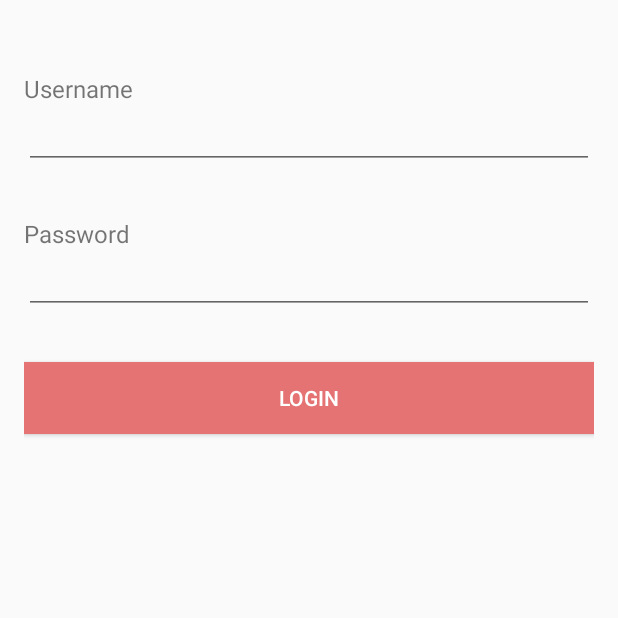
After one commit to fit360/fit360, an Android app: the fragment LoginDetailFragment placed in its activity, on a phone screen of 412 x 824 dp, the top half of it. The commit adds this screen. Run offline under Robolectric (Android 15) with nearby library versions, the phone set to English and light mode, and no system bars; our stand-ins replace ButterKnife; libraries missing offline, so code that uses them is left out: android.support.percent; plain views replace PercentRelativeLayout.

Commit message:
Added login flow

```diff
--- a/app/src/main/java/com/app/spott/activities/LoginActivity.java
+++ b/app/src/main/java/com/app/spott/activities/LoginActivity.java
@@ -1,28 +1,22 @@
 package com.app.spott.activities;
 
-import android.net.Uri;
 import android.os.Bundle;
+import android.support.v4.app.FragmentTransaction;
 import android.support.v7.app.AppCompatActivity;
-import android.widget.VideoView;
+import android.widget.FrameLayout;
 
 import com.app.spott.R;
 import com.app.spott.SpottApplication;
+import com.app.spott.fragments.LoginDetailFragment;
+import com.app.spott.fragments.LoginVideoFragment;
 
 import butterknife.Bind;
 import butterknife.ButterKnife;
 
-public class LoginActivity extends AppCompatActivity {
-//    @Bind(R.id.etUserName)
-//    EditText etUserName;
-//    @Bind(R.id.etPwd)
-//    EditText etPwd;
-//    @Bind(R.id.btnLogin)
-//    Button btnLogin;
-//    @Bind(R.id.btnSignUp)
-//    Button btnSignUp;
+public class LoginActivity extends AppCompatActivity implements LoginVideoFragment.OnFragmentInteractionListener, LoginDetailFragment.OnFragmentInteractionListener {
 
-    @Bind(R.id.vvLoginVideo)
-    VideoView vvLoginVideo;
+    @Bind(R.id.fragmentPlaceholder)
+    FrameLayout fragmentPlaceHolder;
 
     private SpottApplication app;
 
@@ -31,36 +25,27 @@ public class LoginActivity extends AppCompatActivity {
         super.onCreate(savedInstanceState);
         setContentView(R.layout.activity_login);
         ButterKnife.bind(this);
-        vvLoginVideo.setVideoURI(Uri.parse("android.resource://" + getPackageName() + "/" + R.raw.loginvid));
-        vvLoginVideo.setMediaController(null);
-        vvLoginVideo.requestFocus();
-        vvLoginVideo.start();
-
-//        btnSignUp.setOnClickListener(new View.OnClickListener() {
-//            @Override
-//            public void onClick(View v) {
-//                setupNewUser();
-//                Intent i = new Intent(LoginActivity.this, CommunityFeedActivity.class);
-//                startActivity(i);
-//            }
-//        });
+        startLoginVideoScreen();
     }
 
-//    private User setupNewUser() {
-//        User user = new User();
-//        user.setFirstName(etUserName.getText().toString());
-////        user.setAge(25);
-////        user.setLastName("BAR");
-////        user.setGender(Gender.MALE);
-////        user.setOwner(ParseUser.getCurrentUser());
-//        try {
-//            user.save();
-//            app = (SpottApplication) getApplicationContext();
-//            app.setCurrentUser(user);
-//        } catch (ParseException e) {
-//            e.printStackTrace();
-//        }
-//        return user;
-//    }
+    private void startLoginVideoScreen(){
+        FragmentTransaction ft = getSupportFragmentManager().beginTransaction();
+        ft.replace(R.id.fragmentPlaceholder, new LoginVideoFragment(), "FRAGMENT_LOGIN_VIDEO");
+        ft.commit();
+    }
+
+    @Override
+    public void startLogin() {
+        FragmentTransaction ft = getSupportFragmentManager().beginTransaction();
+        ft.replace(R.id.fragmentPlaceholder, new LoginDetailFragment(), "FRAGMENT_LOGIN_DETAIL");
+        ft.addToBackStack("FRAGMENT_LOGIN_VIDEO");
+        ft.commit();
+    }
+
+    @Override
+    public void startSignup() {
+
+    }
+
 
 }
--- a/app/src/main/java/com/app/spott/adapters/PostsAdapter.java
+++ b/app/src/main/java/com/app/spott/adapters/PostsAdapter.java
@@ -44,7 +44,6 @@ public class PostsAdapter extends RecyclerView.Adapter<PostsAdapter.ViewHolder>
         Post post = mPosts.get(position);
         User user = post.getUser();
         if (user != null){
-            System.out.println(user.getProfileImageUrl());
             Glide.with(holder.context).load(user.getProfileImageUrl()).centerCrop().into(holder.ivProfilePic);
         }
         holder.tvCaption.setText(post.getBody());
--- /dev/null
+++ b/app/src/main/java/com/app/spott/fragments/LoginDetailFragment.java
@@ -0,0 +1,74 @@
+package com.app.spott.fragments;
+
+import android.content.Context;
+import android.os.Bundle;
+import android.support.v4.app.Fragment;
+import android.view.LayoutInflater;
+import android.view.View;
+import android.view.ViewGroup;
+import android.widget.Button;
+import android.widget.EditText;
+
+import com.app.spott.R;
+
+import butterknife.Bind;
+import butterknife.ButterKnife;
+
+/**
+ * Created by sshah on 3/18/16.
+ */
+public class LoginDetailFragment extends Fragment {
+
+    @Bind(R.id.etUserName)
+    EditText etUserName;
+
+    @Bind(R.id.etPassword)
+    EditText etPassword;
+
+    @Bind(R.id.btnLogin)
+    Button btnLogin;
+
+    private Context mContext;
+    private OnFragmentInteractionListener mListener;
+
+    public LoginDetailFragment() {
+        // Required empty public constructor
+    }
+
+    @Override
+    public void onCreate(Bundle savedInstanceState) {
+        super.onCreate(savedInstanceState);
+        if (getArguments() != null) {
+        }
+    }
+
+    @Override
+    public View onCreateView(LayoutInflater inflater, ViewGroup container,
+                             Bundle savedInstanceState) {
+        // Inflate the layout for this fragment
+        View view = inflater.inflate(R.layout.fragment_login_detail, container, false);
+        ButterKnife.bind(this, view);
+        return view;
+    }
+
+    @Override
+    public void onViewCreated(View view, Bundle savedInstanceState) {
+
+    }
+
+    @Override
+    public void onAttach(Context context) {
+        super.onAttach(context);
+        mContext = context;
+        mListener = (OnFragmentInteractionListener) context;
+    }
+
+    @Override
+    public void onDetach() {
+        super.onDetach();
+        mListener = null;
+    }
+
+    public interface OnFragmentInteractionListener {
+    }
+}
--- /dev/null
+++ b/app/src/main/java/com/app/spott/fragments/LoginVideoFragment.java
@@ -0,0 +1,111 @@
+package com.app.spott.fragments;
+
+import android.content.Context;
+import android.content.Intent;
+import android.media.MediaPlayer;
+import android.net.Uri;
+import android.os.Bundle;
+import android.support.v4.app.Fragment;
+import android.view.LayoutInflater;
+import android.view.View;
+import android.view.ViewGroup;
+import android.widget.Button;
+import android.widget.VideoView;
+
+import com.app.spott.R;
+import com.app.spott.activities.CommunityFeedActivity;
+
+import butterknife.Bind;
+import butterknife.ButterKnife;
+
+public class LoginVideoFragment extends Fragment {
+
+    @Bind(R.id.vvLoginVideo)
+    VideoView vvLoginVideo;
+
+    @Bind(R.id.btnLogin)
+    Button btnLogin;
+
+    @Bind(R.id.btnSignup)
+    Button btnSignup;
+
+    private Context mContext;
+    private OnFragmentInteractionListener mListener;
+
+    public LoginVideoFragment() {
+        // Required empty public constructor
+    }
+
+    // TODO: Rename and change types and number of parameters
+    public static LoginVideoFragment newInstance(String param1, String param2) {
+        LoginVideoFragment fragment = new LoginVideoFragment();
+        Bundle args = new Bundle();
+        fragment.setArguments(args);
+        return fragment;
+    }
+
+    @Override
+    public void onCreate(Bundle savedInstanceState) {
+        super.onCreate(savedInstanceState);
+        if (getArguments() != null) {
+        }
+    }
+
+    @Override
+    public View onCreateView(LayoutInflater inflater, ViewGroup container,
+                             Bundle savedInstanceState) {
+        // Inflate the layout for this fragment
+        View view = inflater.inflate(R.layout.fragment_login_video, container, false);
+        ButterKnife.bind(this, view);
+        return view;
+    }
+
+    @Override
+    public void onViewCreated(View view, Bundle savedInstanceState) {
+        vvLoginVideo.setVideoURI(Uri.parse("android.resource://" + mContext.getPackageName() + "/" + R.raw.loginvid));
+        vvLoginVideo.setMediaController(null);
+        vvLoginVideo.requestFocus();
+        vvLoginVideo.setOnPreparedListener(new MediaPlayer.OnPreparedListener() {
+            @Override
+            public void onPrepared(MediaPlayer mp) {
+                mp.setLooping(true);
+            }
+        });
+        vvLoginVideo.start();
+
+        btnLogin.setOnClickListener(new View.OnClickListener() {
+            @Override
+            public void onClick(View v) {
+                //mListener.startLogin();
+                Intent intent = new Intent(mContext, CommunityFeedActivity.class);
+                mContext.startActivity(intent);
+            }
+        });
+
+        btnSignup.setOnClickListener(new View.OnClickListener() {
+            @Override
+            public void onClick(View v) {
+
+            }
+        });
+    }
+
+    @Override
+    public void onAttach(Context context) {
+        super.onAttach(context);
+        mContext = context;
+        mListener = (OnFragmentInteractionListener) context;
+    }
+
+        @Override
+    public void onDetach() {
+        super.onDetach();
+        mListener = null;
+    }
+
+    public interface OnFragmentInteractionListener {
+        void startLogin();
+
+        void startSignup();
+    }
+}
--- a/app/src/main/res/layout/content_login.xml
+++ b/app/src/main/res/layout/content_login.xml
@@ -8,81 +8,9 @@
     tools:context="com.app.spott.activities.LoginActivity"
     tools:showIn="@layout/activity_login">
 
-    <VideoView
-        android:id="@+id/vvLoginVideo"
+    <FrameLayout
+        android:id="@+id/fragmentPlaceholder"
         android:layout_width="match_parent"
-        android:layout_height="match_parent"
-        android:layout_alignParentTop="true"
-        android:layout_alignParentBottom="true"/>
-
-    <Button
-        android:layout_width="0dp"
-        app:layout_widthPercent="50%"
-        android:layout_height="wrap_content"
-        android:layout_alignParentBottom="true"
-        android:layout_alignParentLeft="true"
-        android:text="Login"
-        android:textColor="@android:color/white"
-        android:background="@color/colorPrimary"/>
-
-    <Button
-        android:layout_width="0dp"
-        app:layout_widthPercent="50%"
-        android:layout_height="wrap_content"
-        android:layout_alignParentBottom="true"
-        android:layout_alignParentRight="true"
-        android:text="Sign up"
-        android:textColor="@android:color/white"
-        android:background="@color/colorPrimary"/>
-    <!--<TextView-->
-        <!--android:layout_width="wrap_content"-->
-        <!--android:layout_height="wrap_content"-->
-        <!--android:text="Username"-->
-        <!--android:layout_above="@+id/etPwd"-->
-        <!--android:layout_alignParentLeft="true"-->
-        <!--android:layout_alignParentStart="true"-->
-        <!--android:layout_marginLeft="35dp"-->
-        <!--android:layout_marginStart="35dp"-->
-        <!--android:id="@+id/textView" />-->
-    <!--<TextView-->
-        <!--android:layout_width="wrap_content"-->
-        <!--android:layout_height="wrap_content"-->
-        <!--android:text="Password"-->
-        <!--android:layout_alignBottom="@+id/etPwd"-->
-        <!--android:layout_alignRight="@+id/textView"-->
-        <!--android:layout_alignEnd="@+id/textView" />-->
-    <!--<EditText-->
-        <!--android:layout_width="wrap_content"-->
-        <!--android:layout_height="wrap_content"-->
-        <!--android:id="@+id/etUserName"-->
-        <!--android:layout_marginTop="77dp"-->
-        <!--android:layout_alignParentTop="true"-->
-        <!--android:layout_centerHorizontal="true" />-->
-
-    <!--<EditText-->
-        <!--android:layout_width="wrap_content"-->
-        <!--android:layout_height="wrap_content"-->
-        <!--android:id="@+id/etPwd"-->
-        <!--android:layout_below="@+id/etUserName"-->
-        <!--android:layout_alignLeft="@+id/etUserName"-->
-        <!--android:layout_alignStart="@+id/etUserName"-->
-        <!--android:layout_marginTop="48dp" />-->
-
-    <!--<Button-->
-        <!--android:layout_width="wrap_content"-->
-        <!--android:layout_height="wrap_content"-->
-        <!--android:text="Login"-->
-        <!--android:id="@+id/btnLogin"-->
-        <!--android:layout_centerVertical="true"-->
-        <!--android:layout_alignLeft="@+id/textView"-->
-        <!--android:layout_alignStart="@+id/textView" />-->
-
-    <!--<Button-->
-        <!--android:layout_width="wrap_content"-->
-        <!--android:layout_height="wrap_content"-->
-        <!--android:text="SignUp"-->
-        <!--android:id="@+id/btnSignUp"-->
-        <!--android:layout_alignTop="@+id/btnLogin"-->
-        <!--android:layout_toRightOf="@+id/etPwd"-->
-        <!--android:layout_toEndOf="@+id/etPwd" />-->
+        android:layout_height="match_parent">
+    </FrameLayout>
 </android.support.percent.PercentRelativeLayout>
--- /dev/null
+++ b/app/src/main/res/layout/fragment_login_detail.xml
@@ -0,0 +1,49 @@
+<?xml version="1.0" encoding="utf-8"?>
+<LinearLayout xmlns:android="http://schemas.android.com/apk/res/android"
+    xmlns:app="http://schemas.android.com/apk/res-auto"
+    xmlns:tools="http://schemas.android.com/tools"
+    android:layout_width="match_parent"
+    android:layout_height="match_parent"
+    android:orientation="vertical"
+    android:padding="16dp"
+    tools:context="com.app.spott.fragments.LoginDetailFragment">
+
+    <TextView
+        android:id="@+id/tvUserName"
+        android:layout_width="wrap_content"
+        android:layout_height="wrap_content"
+        android:layout_marginTop="32dp"
+        android:text="Username"
+        android:textSize="16dp" />
+
+    <EditText
+        android:id="@+id/etUserName"
+        android:layout_width="match_parent"
+        android:layout_height="wrap_content"
+        android:textSize="16dp" />
+
+    <TextView
+        android:id="@+id/tvPassword"
+        android:layout_width="wrap_content"
+        android:layout_height="wrap_content"
+        android:layout_marginTop="32dp"
+        android:text="Password"
+        android:textSize="16dp" />
+
+    <EditText
+        android:id="@+id/etPassword"
+        android:layout_width="match_parent"
+        android:layout_height="wrap_content"
+        android:inputType="textPassword"
+        android:textSize="16dp"/>
+
+    <Button
+        android:id="@+id/btnLogin"
+        android:layout_width="match_parent"
+        android:layout_height="wrap_content"
+        android:layout_marginTop="32dp"
+        android:text="Login"
+        android:textColor="@android:color/white"
+        android:background="@color/colorPrimary"/>
+
+</LinearLayout>
--- a/app/src/main/res/values/colors.xml
+++ b/app/src/main/res/values/colors.xml
@@ -1,6 +1,6 @@
 <?xml version="1.0" encoding="utf-8"?>
 <resources>
     <color name="colorPrimary">#e57373</color>
-    <color name="colorPrimaryDark">#26c6da</color>
+    <color name="colorPrimaryDark">#e57377</color>
     <color name="colorAccent">#26c6da</color>
 </resources>
--- a/app/src/main/res/values/strings.xml
+++ b/app/src/main/res/values/strings.xml
@@ -31,5 +31,5 @@
     <string name="profile_me">My Profile Pic</string>
     <string name="profile_other">Other profile pic</string>
     <string name="title_activity_create_post">Create Community Post</string>
->>>>>>> Enhancements
+    >>>>>>> Enhancements
 </resources>
```
Also changed, not shown: app/src/main/res/layout/fragment_login_video.xml (added, +48 -0 lines), 1 other file.
